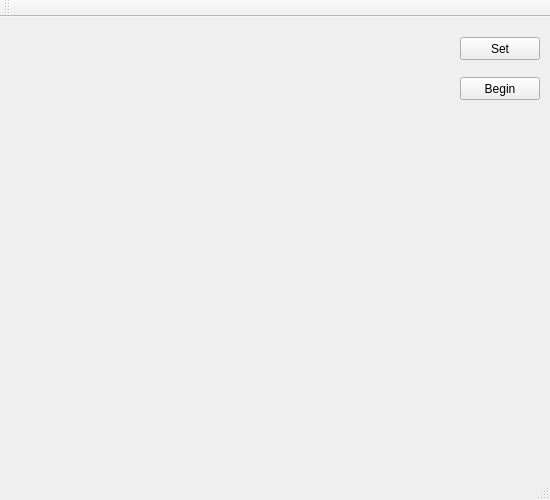
This is mainwindow.ui in Terranlee/Realtime_EVM as Qt 5 draws it before an edit. The edited form follows.
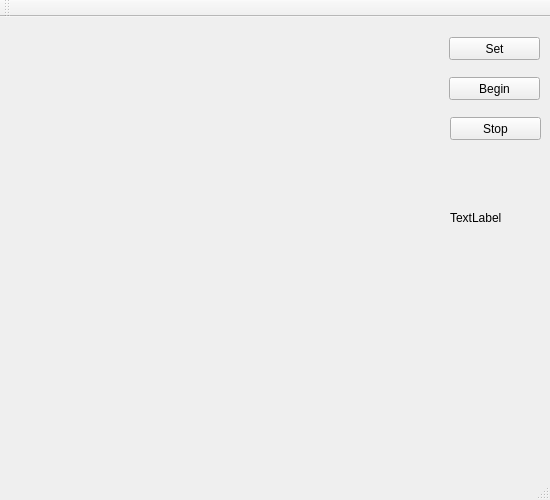
This is the edited form.

Commit message: add parameter controller to mainwindow

Patch:
```diff
--- a/mainwindow.ui
+++ b/mainwindow.ui
@@ -17,9 +17,9 @@
    <widget class="QPushButton" name="Set">
     <property name="geometry">
      <rect>
-      <x>460</x>
+      <x>449</x>
       <y>20</y>
-      <width>80</width>
+      <width>91</width>
       <height>23</height>
      </rect>
     </property>
@@ -30,9 +30,9 @@
    <widget class="QPushButton" name="Begin">
     <property name="geometry">
      <rect>
-      <x>460</x>
+      <x>449</x>
       <y>60</y>
-      <width>80</width>
+      <width>91</width>
       <height>23</height>
      </rect>
     </property>
@@ -43,16 +43,42 @@
    <widget class="QLabel" name="show_area">
     <property name="geometry">
      <rect>
-      <x>40</x>
-      <y>20</y>
-      <width>400</width>
-      <height>400</height>
+      <x>50</x>
+      <y>30</y>
+      <width>350</width>
+      <height>350</height>
      </rect>
     </property>
     <property name="text">
      <string/>
     </property>
    </widget>
+   <widget class="QLabel" name="if_face">
+    <property name="geometry">
+     <rect>
+      <x>450</x>
+      <y>160</y>
+      <width>81</width>
+      <height>81</height>
+     </rect>
+    </property>
+    <property name="text">
+     <string>TextLabel</string>
+    </property>
+   </widget>
+   <widget class="QPushButton" name="Stop">
+    <property name="geometry">
+     <rect>
+      <x>450</x>
+      <y>100</y>
+      <width>91</width>
+      <height>23</height>
+     </rect>
+    </property>
+    <property name="text">
+     <string>Stop</string>
+    </property>
+   </widget>
   </widget>
   <widget class="QMenuBar" name="menuBar">
    <property name="geometry">
```
Left out of the diff: 2 changed lines with no effect on the pictures. The commit also changes 2 other files.
